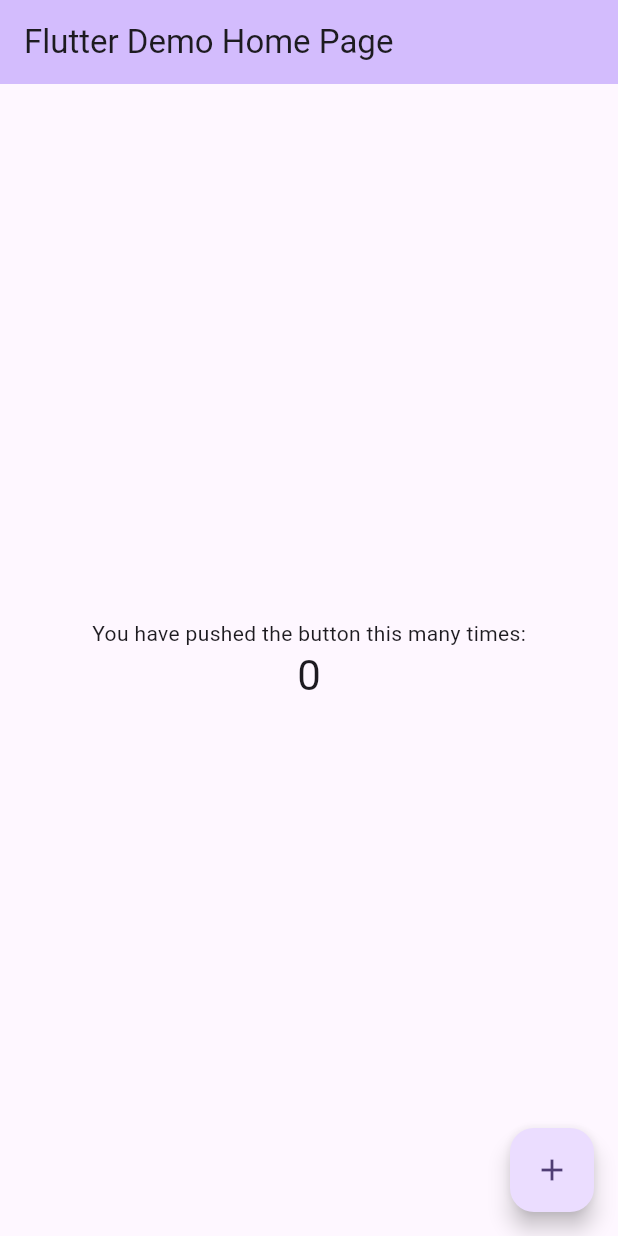
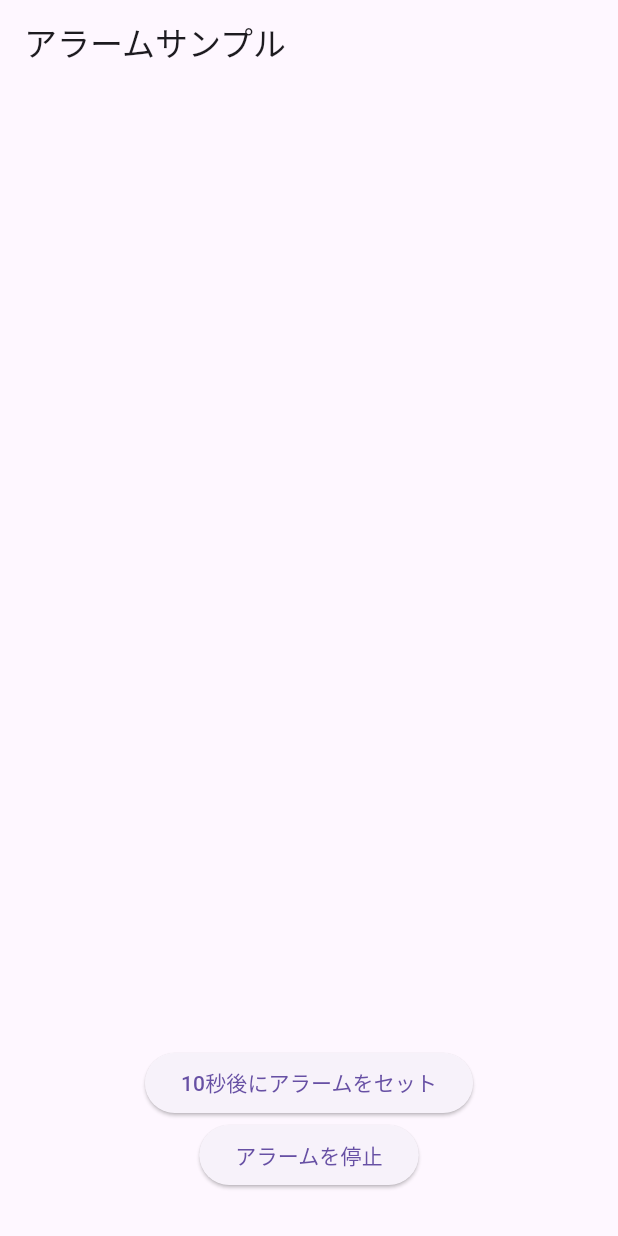
Before and after one commit to hirashima00/amazing-morning, a Flutter app: the screen it shows after launch, on a phone screen of 412 x 824 dp. Run offline on Flutter 3.47's test engine with Material 3 defaults, Android fonts, the phone set to English and light mode, and no system bars; missing offline and left inert: alarm; statements that could not run were skipped.

Commit message:
alarm_kalidone

```diff
--- a/alarm_app/lib/main.dart
+++ b/alarm_app/lib/main.dart
@@ -1,124 +1,134 @@
+import 'dart:io';
 import 'package:flutter/material.dart';
+import 'package:alarm/alarm.dart';
 
-void main() {
+void main() async {
+  WidgetsFlutterBinding.ensureInitialized();
+  await Alarm.init(); // 初期化必須
   runApp(const MyApp());
 }
 
 class MyApp extends StatelessWidget {
   const MyApp({super.key});
 
-
-
-  // This widget is the root of your application.
   @override
   Widget build(BuildContext context) {
-    return MaterialApp(
-      title: 'Flutter Demo',
-      theme: ThemeData(
-        // This is the theme of your application.
-        //
-        // TRY THIS: Try running your application with "flutter run". You'll see
-        // the application has a purple toolbar. Then, without quitting the app,
-        // try changing the seedColor in the colorScheme below to Colors.green
-        // and then invoke "hot reload" (save your changes or press the "hot
-        // reload" button in a Flutter-supported IDE, or press "r" if you used
-        // the command line to start the app).
-        //
-        // Notice that the counter didn't reset back to zero; the application
-        // state is not lost during the reload. To reset the state, use hot
-        // restart instead.
-        //
-        // This works for code too, not just values: Most code changes can be
-        // tested with just a hot reload.
-        colorScheme: ColorScheme.fromSeed(seedColor: Colors.deepPurple),
-      ),
-      home: const MyHomePage(title: 'Flutter Demo Home Page'),
+    return const MaterialApp(
+      home: AlarmPage(),
     );
   }
 }
 
-class MyHomePage extends StatefulWidget {
-  const MyHomePage({super.key, required this.title});
-
-  // This widget is the home page of your application. It is stateful, meaning
-  // that it has a State object (defined below) that contains fields that affect
-  // how it looks.
-
-  // This class is the configuration for the state. It holds the values (in this
-  // case the title) provided by the parent (in this case the App widget) and
-  // used by the build method of the State. Fields in a Widget subclass are
-  // always marked "final".
-
-  final String title;
+class AlarmPage extends StatefulWidget {
+  const AlarmPage({super.key});
 
   @override
-  State<MyHomePage> createState() => _MyHomePageState();
+  State<AlarmPage> createState() => _AlarmPageState();
 }
 
-class _MyHomePageState extends State<MyHomePage> {
-  int _counter = 0;
+class _AlarmPageState extends State<AlarmPage> {
+  int alarmId = 0;
+  List<DateTime> dateTime = [];
+  Future<void> _selectTime(BuildContext context) async {
+    TimeOfDay selectedTime = TimeOfDay.now();
+    final now = DateTime.now();
+    final TimeOfDay? picked = await showTimePicker(
+      context: context,
+      initialTime: selectedTime,    // 最初に表示する時刻を設定
+    );
 
-  void _incrementCounter() {
-    setState(() {
-      // This call to setState tells the Flutter framework that something has
-      // changed in this State, which causes it to rerun the build method below
-      // so that the display can reflect the updated values. If we changed
-      // _counter without calling setState(), then the build method would not be
-      // called again, and so nothing would appear to happen.
-      _counter++;
+    if (picked != null) {
+      setState(() {
+        // 選択された時刻を変数に格納
+        selectedTime = picked;
+        dateTime.add(DateTime(
+          now.year,
+          now.month,
+          now.day,
+          selectedTime.hour,
+          selectedTime.minute,
+        ));
+        alarmId++;
+      });
+    }
+  }
+  Future<void> _setAlarm() async {
+    await _selectTime(context);
+    final alarmSettings = AlarmSettings(
+      id: alarmId,
+      dateTime: dateTime[alarmId],
+      assetAudioPath: 'assets/alarm.mp3', // pubspec.yaml に登録した音源
+      loopAudio: true,
+      vibrate: true,
+      volumeSettings: VolumeSettings.fade(
+        volume: 0.8,
+        fadeDuration: const Duration(seconds: 5),
+        volumeEnforced: true,
+      ),
+      notificationSettings: const NotificationSettings(
+        title: 'アラーム',
+        body: '時間になりました！',
+        stopButton: '停止',
+      ),
+      warningNotificationOnKill: Platform.isIOS,
+      androidFullScreenIntent: true,
+    );
+
+    await Alarm.set(alarmSettings: alarmSettings);
+
+    ScaffoldMessenger.of(context).showSnackBar(
+      const SnackBar(content: Text("アラームをセットしました")),
+    );
+  }
+
+  Future<void> _stopAlarm() async {
+    await Alarm.stop(alarmId);
+  }
+
+  @override
+  void initState() {
+    super.initState();
+    // アラームが鳴ったときの処理を監視
+    Alarm.ringStream.stream.listen((_) {
+      showDialog(
+        context: context,
+        builder: (context) => AlertDialog(
+          title: const Text("アラーム鳴動中"),
+          content: const Text("アラームが鳴っています！"),
+          actions: [
+            TextButton(
+              onPressed: () async {
+                await _stopAlarm();
+                Navigator.pop(context);
+              },
+              child: const Text("停止"),
+            ),
+          ],
+        ),
+      );
     });
   }
 
   @override
   Widget build(BuildContext context) {
-    // This method is rerun every time setState is called, for instance as done
-    // by the _incrementCounter method above.
-    //
-    // The Flutter framework has been optimized to make rerunning build methods
-    // fast, so that you can just rebuild anything that needs updating rather
-    // than having to individually change instances of widgets.
     return Scaffold(
-      appBar: AppBar(
-        // TRY THIS: Try changing the color here to a specific color (to
-        // Colors.amber, perhaps?) and trigger a hot reload to see the AppBar
-        // change color while the other colors stay the same.
-        backgroundColor: Theme.of(context).colorScheme.inversePrimary,
-        // Here we take the value from the MyHomePage object that was created by
-        // the App.build method, and use it to set our appbar title.
-        title: Text(widget.title),
-      ),
+      appBar: AppBar(title: const Text("アラームサンプル")),
       body: Center(
-        // Center is a layout widget. It takes a single child and positions it
-        // in the middle of the parent.
         child: Column(
-          // Column is also a layout widget. It takes a list of children and
-          // arranges them vertically. By default, it sizes itself to fit its
-          // children horizontally, and tries to be as tall as its parent.
-          //
-          // Column has various properties to control how it sizes itself and
-          // how it positions its children. Here we use mainAxisAlignment to
-          // center the children vertically; the main axis here is the vertical
-          // axis because Columns are vertical (the cross axis would be
-          // horizontal).
-          //
-          // TRY THIS: Invoke "debug painting" (choose the "Toggle Debug Paint"
-          // action in the IDE, or press "p" in the console), to see the
-          // wireframe for each widget.
-          mainAxisAlignment: MainAxisAlignment.center,
-          children: <Widget>[
-            const Text('You have pushed the button this many times:'),
-            Text(
-              '$_counter',
-              style: Theme.of(context).textTheme.headlineMedium,
+          mainAxisAlignment: MainAxisAlignment.end,
+          children: [
+            ElevatedButton(
+              onPressed: _setAlarm,
+              child: const Text("10秒後にアラームをセット"),
             ),
+            ElevatedButton(
+              onPressed: _stopAlarm,
+              child: const Text("アラームを停止"),
+            ),
+            SizedBox(height: 30,),
           ],
         ),
       ),
-      floatingActionButton: FloatingActionButton(
-        onPressed: _incrementCounter,
-        tooltip: 'Increment',
-        child: const Icon(Icons.add),
-      ), // This trailing comma makes auto-formatting nicer for build methods.
     );
   }
 }
--- a/alarm_app/pubspec.yaml
+++ b/alarm_app/pubspec.yaml
@@ -34,6 +34,7 @@ dependencies:
   # The following adds the Cupertino Icons font to your application.
   # Use with the CupertinoIcons class for iOS style icons.
   cupertino_icons: ^1.0.8
+  alarm: ^5.1.4
 
 dev_dependencies:
   flutter_test:
@@ -48,10 +49,10 @@ dev_dependencies:
 
 # For information on the generic Dart part of this file, see the
 # following page: https://dart.dev/tools/pub/pubspec
-
 # The following section is specific to Flutter packages.
 flutter:
-
+  assets:
+    - assets/alarm.mp3
   # The following line ensures that the Material Icons font is
   # included with your application, so that you can use the icons in
   # the material Icons class.
```
Also changed, not shown: alarm_app/pubspec.lock, 12 other files.
